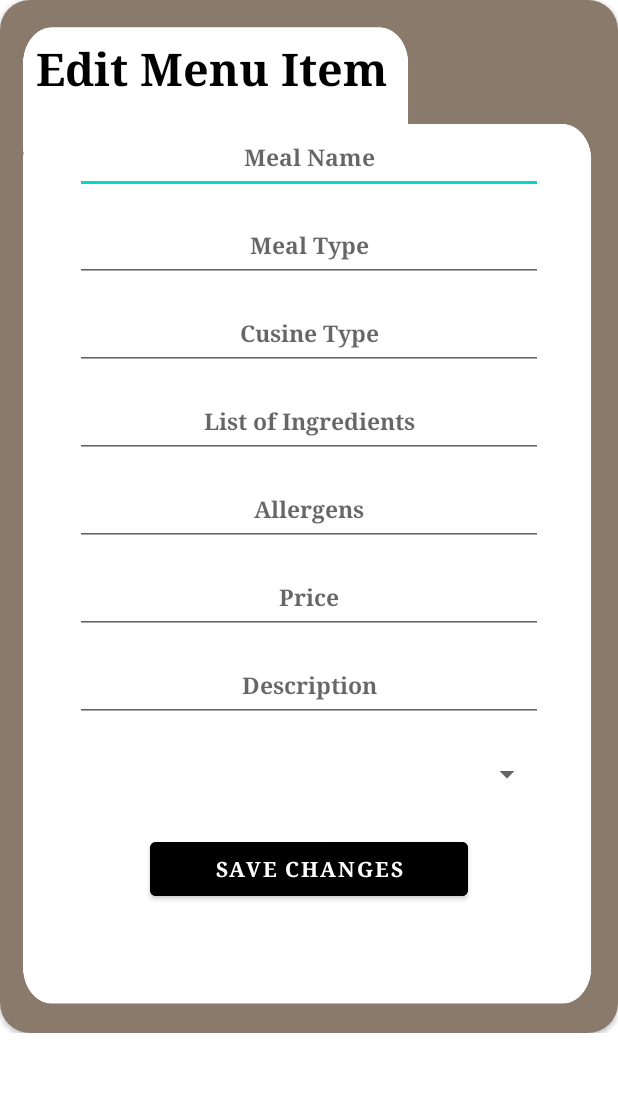
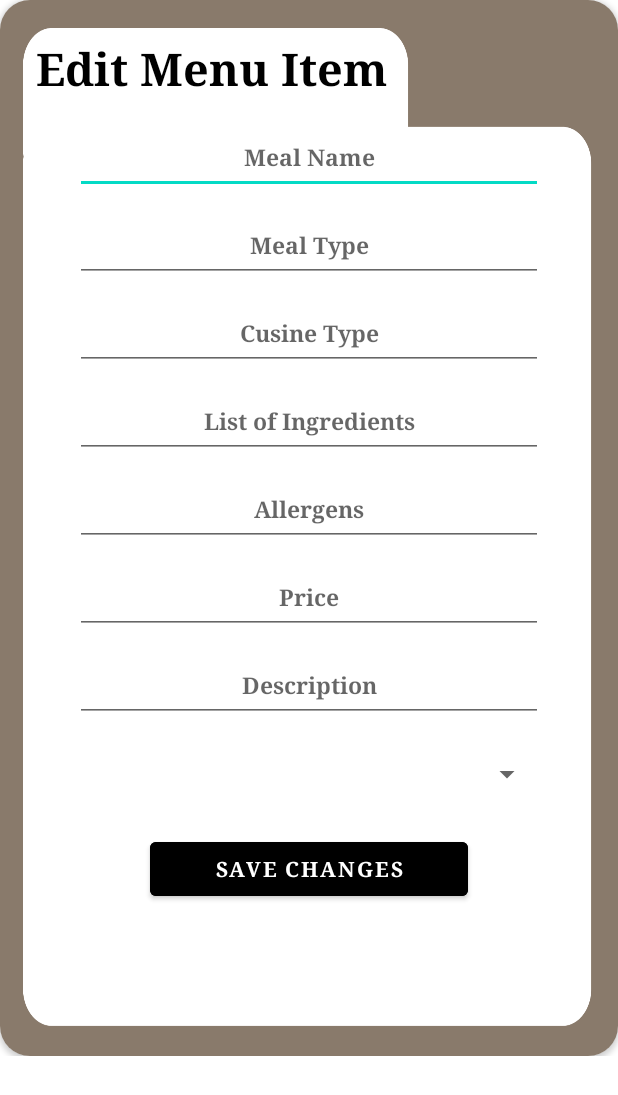
Before and after one commit to NightingaleX03/Mealer-Food-Delivery-App, an Android app: the layout edit_menu_items.xml on its own in the app's theme, with its tools: preview values and no code run, on a phone screen of 412 x 824 dp. Shown: the top 1095 px of the screen. Run offline under Robolectric (Android 15) with nearby library versions, the phone set to English and light mode, and no system bars.

Commit message:
added cardview to editMenu item

```diff
--- a/app/src/main/res/layout/edit_menu_items.xml
+++ b/app/src/main/res/layout/edit_menu_items.xml
@@ -5,35 +5,35 @@
     xmlns:app="http://schemas.android.com/apk/res-auto"
     android:gravity="center"
     android:layout_height="wrap_content"
-    android:layout_marginBottom="135dp"
+    android:layout_marginBottom="120dp"
     >
 
     <androidx.cardview.widget.CardView
         android:layout_width="match_parent"
-        android:layout_height="wrap_content"
+        android:layout_height="match_parent"
         app:cardCornerRadius="20dp"
         >
 
         <RelativeLayout
             android:layout_width="match_parent"
-        android:layout_height="wrap_content"
+            android:layout_height="match_parent"
             android:background="@drawable/dialog_box">
 
             <TextView
+                android:id="@+id/title"
                 android:layout_width="match_parent"
                 android:layout_height="wrap_content"
                 android:layout_gravity="center"
-        android:text="Edit Menu Item"
-        android:textAlignment="center"
-        android:typeface="serif"
-        android:id="@+id/title"
                 android:layout_marginStart="20dp"
                 android:layout_marginTop="25dp"
                 android:layout_marginEnd="150dp"
                 android:layout_marginBottom="5dp"
+                android:text="Edit Menu Item"
+                android:textAlignment="center"
                 android:textColor="@color/black"
+                android:textSize="30dp"
                 android:textStyle="bold"
-        android:textSize="30dp"/>
+                android:typeface="serif" />
 
             <EditText
                 android:id="@+id/itemName"
@@ -171,10 +171,10 @@
                 android:layout_marginTop="5dp"
                 android:layout_marginEnd="50dp"
                 android:layout_marginBottom="10dp"
+                android:autofillHints="Available/Unavailable"
                 android:minHeight="48dp"
                 android:spinnerMode="dropdown"
                 android:textAlignment="center"
-            android:autofillHints="Available/Unavailable"
                 tools:ignore="SpeakableTextPresentCheck" />
 
 
```
Lines whose indentation alone changed are shown as unchanged.
